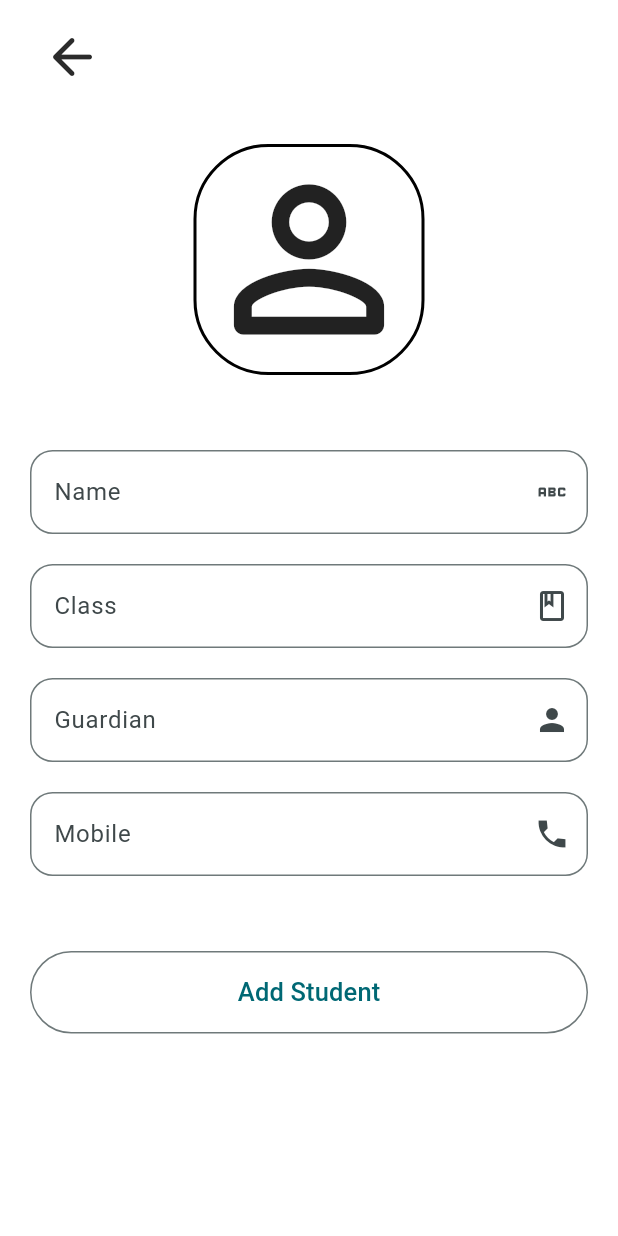
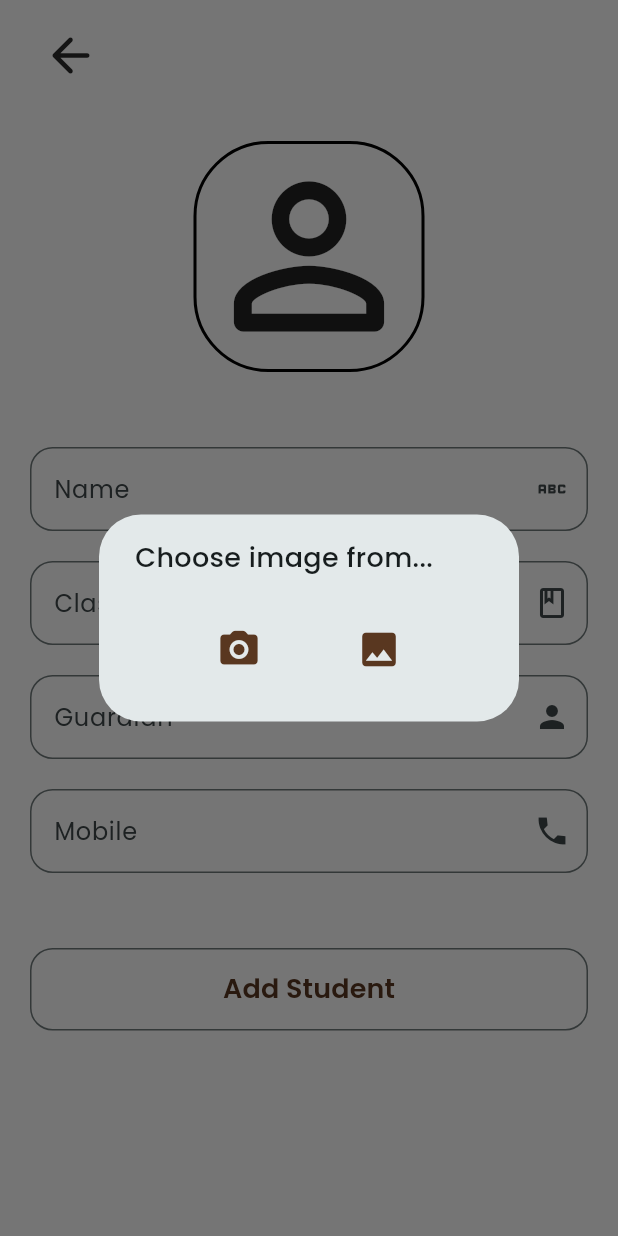
Before and after one commit to sugith10/Students-App-Provider-Sqflite, a Flutter app: the AddStudent screen opened directly, after a tap on the "person outline" icon, on a phone screen of 412 x 824 dp. Run offline on Flutter 3.47's test engine with Material 3 defaults, Android fonts, the phone set to English and light mode, and no system bars; our stand-ins replace image_picker, page_transition, sqflite; accounts and stored records are empty.

Commit message:
image issue fixed

```diff
--- a/lib/main.dart
+++ b/lib/main.dart
@@ -1,6 +1,8 @@
 import 'package:flutter/material.dart';
 import 'package:provider/provider.dart';
 import 'package:studnets_app/controller/controller.dart';
+import 'package:studnets_app/presentation/screen/add_screen/addstudent.dart';
+import 'package:studnets_app/provider/add_screen.dart';
 import 'package:studnets_app/provider/home_screen.dart';
 import 'package:studnets_app/presentation/screen/search_screen/searchscreen.dart';
 import 'package:studnets_app/presentation/screen/splash_page/splash_page.dart';
@@ -20,7 +22,9 @@ void main() async {
           create: (context) => HomeScreenProvider(),
         ),
         ChangeNotifierProvider<SearchProvider>(
-            create: (context) => SearchProvider())
+            create: (context) => SearchProvider()),
+            ChangeNotifierProvider<AddPageProvider>(
+      create: (context) => AddPageProvider()),
       ],
       child: const MyApp(),
     ),
@@ -35,7 +39,6 @@ class MyApp extends StatelessWidget {
     return MaterialApp(
       title: 'Students App',
       theme: ThemeData(
-
         colorScheme: ColorScheme.fromSeed(
           seedColor: const Color.fromARGB(255, 255, 255, 255),
         ),
--- a/lib/presentation/screen/add_screen/addstudent.dart
+++ b/lib/presentation/screen/add_screen/addstudent.dart
@@ -1,9 +1,12 @@
+// ignore_for_file: use_build_context_synchronously
+
 import 'dart:io';
 import 'package:flutter/material.dart';
 import 'package:image_picker/image_picker.dart';
 import 'package:provider/provider.dart';
 import 'package:studnets_app/controller/controller.dart';
 import 'package:studnets_app/model/model_db.dart';
+import 'package:studnets_app/provider/add_screen.dart';
 
 class AddStudent extends StatelessWidget {
   AddStudent({super.key});
@@ -22,12 +25,6 @@ class AddStudent extends StatelessWidget {
     final databaseProvider = Provider.of<DatabaseProvider>(context);
     return Scaffold(
       backgroundColor: Colors.white,
-      // appBar: AppBar(
-      //   backgroundColor: Color.fromARGB(0, 255, 255, 255),
-      //   automaticallyImplyLeading: false,
-      //   // title: const Text('Add Student'),
-      //   centerTitle: true,
-      // ),
       body: SafeArea(
         child: SingleChildScrollView(
           child: Padding(
@@ -47,11 +44,13 @@ class AddStudent extends StatelessWidget {
                       onPressed: () {
                         Navigator.pop(context);
                       },
-                          icon: const Icon(
+                      icon:const Icon(
                         Icons.arrow_back_rounded,
-                            size: 40,
+                        size: 38,
                         color: Color.fromARGB(255, 43, 43, 43),
-                          ))),
+                      ) ,
+                    ),
+                  ),
                   const SizedBox(
                     height: 30,
                   ),
@@ -60,18 +59,36 @@ class AddStudent extends StatelessWidget {
     borderRadius: BorderRadius.circular(50),
   ),
   onTap: () {
-                      print('he;;');
+    addphoto(context);
   },
   child: Container(
     decoration: BoxDecoration(
       border: Border.all(color: Colors.black, width: 2),
-                          borderRadius: BorderRadius.circular(50)),
-                      child: const Icon(
+      borderRadius: BorderRadius.circular(50),
+    ),
+    child: Consumer<AddPageProvider>(
+      builder: (context, addScreen, child) {
+        if (addScreen.image != null) {
+          return ClipRRect(
+            borderRadius: BorderRadius.circular(48),
+            child: Image.file(
+              addScreen.image!,
+            height: 150,
+            width: 150,
+              fit: BoxFit.cover,
+            ),
+          );
+        } else {
+          return const Icon(
             Icons.person_outline_rounded,
             size: 150,
+          );
+        }
+      },
     ),
   ),
 ),
+
 
                   const SizedBox(height: 50),
 
@@ -162,14 +179,24 @@ class AddStudent extends StatelessWidget {
                     style: ButtonStyle(
                         minimumSize: MaterialStateProperty.all<Size>(
                             const Size(double.infinity, 55)),
-                    ),
+                        elevation: const MaterialStatePropertyAll(5),
+                        shape:
+                            MaterialStateProperty.all<RoundedRectangleBorder>(
+                                RoundedRectangleBorder(
+                                    borderRadius: BorderRadius.circular(15.0),
+                                    side: const BorderSide(
+                                      color: Color.fromARGB(255, 89, 55, 32),
+                                      width: 50,
+                                    )))),
                     onPressed: () {
                       addstudentclicked(context, databaseProvider);
                     },
                     child: const Text(
                       'Add Student',
-                      style:
-                          TextStyle(fontSize: 17, fontWeight: FontWeight.w500),
+                      style: TextStyle(
+                          fontSize: 18,
+                          color: Color.fromARGB(255, 89, 55, 32),
+                          fontWeight: FontWeight.w600),
                     ),
                   ),
                 ],
@@ -222,46 +249,55 @@ class AddStudent extends StatelessWidget {
     }
   }
 
-  Future<void> getimage(ImageSource source) async {
+ Future<void> getimage(ImageSource source, BuildContext context) async {
   final image = await ImagePicker().pickImage(source: source);
   if (image == null) {
     return;
   }
 
-    image25 = File(image.path);
-    imagepath = image.path.toString();
-    // setState(() {
-    //   image25 = File(image.path);
-    //   imagepath = image.path.toString();
-    // });
+  Provider.of<AddPageProvider>(context, listen: false)
+      .setImage(File(image.path), image.path.toString());
 }
+
 
   void addphoto(BuildContext context) {
     showDialog(
       context: context,
       builder: (ctx) {
         return AlertDialog(
-          content: const Text('Choose Image From.......'),
+          content: const Text(
+            'Choose image from...',
+            style: TextStyle(fontSize: 18, fontWeight: FontWeight.w500),
+          ),
           actions: [
+            Row(
+              mainAxisAlignment: MainAxisAlignment.spaceEvenly,
+              children: [
                 IconButton(
                   onPressed: () {
-                getimage(ImageSource.camera);
+                    getimage(ImageSource.camera,context);
                     Navigator.of(context).pop();
                   },
                   icon: const Icon(
                     Icons.camera_alt_rounded,
-                color: Colors.red,
+                    size: 30,
+                    color: Color.fromARGB(255, 89, 55, 32),
                   ),
                 ),
                 IconButton(
                   onPressed: () {
-                getimage(ImageSource.gallery);
+                    getimage(
+                      ImageSource.gallery,context
+                    );
                     Navigator.of(context).pop();
                   },
                   icon: const Icon(
                     Icons.image,
-                color: Colors.red,
+                    size: 30,
+                    color: Color.fromARGB(255, 89, 55, 32),
                   ),
+                ),
+              ],
             ),
           ],
         );
--- a/lib/presentation/screen/home_screen/homescreen.dart
+++ b/lib/presentation/screen/home_screen/homescreen.dart
@@ -67,6 +67,7 @@ class HomeScreeen extends StatelessWidget {
         ),
       ),
       bottomNavigationBar: BottomNavigationBar(
+
         selectedItemColor:  const Color.fromARGB(255, 89, 55, 32),
         enableFeedback: false,
         elevation: 1,
--- /dev/null
+++ b/lib/provider/add_screen.dart
@@ -0,0 +1,17 @@
+import 'dart:io';
+
+import 'package:flutter/material.dart';
+
+class AddPageProvider extends ChangeNotifier {
+  File? _image;
+  String? _imagePath;
+
+  File? get image => _image;
+  String? get imagePath => _imagePath;
+
+  void setImage(File image, String imagePath) {
+    _image = image;
+    _imagePath = imagePath;
+    notifyListeners();
+  }
+}
```
Also changed, not shown: pubspec.yaml (+5 -7 lines), pubspec.lock. Lines whose indentation alone changed are shown as unchanged.
